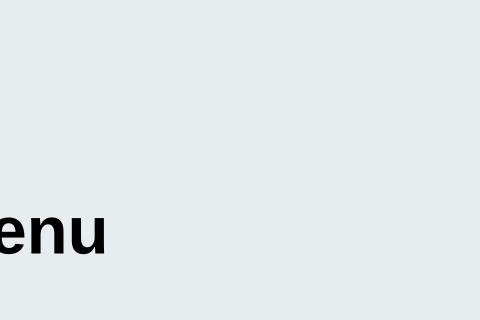
This is src/desktop-client/client-404/mainmenu.ui in ElliceNels/fourohfour as Qt 5 draws it before an edit; both pictures show x 620 to 1100 and y 0 to 320 of the 1100 by 700 pixel window. The edited form follows.
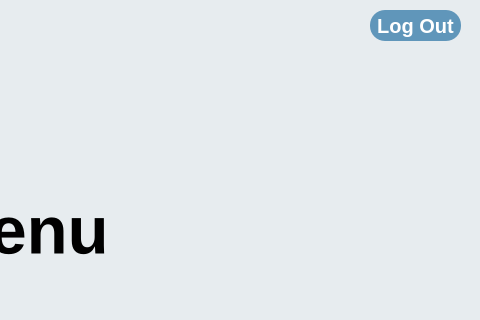
This is the edited form.

Commit message: log out button so you can go back and forth

The edit to the form file:
```diff
--- a/src/desktop-client/client-404/mainmenu.ui
+++ b/src/desktop-client/client-404/mainmenu.ui
@@ -133,6 +133,44 @@
     <bool>true</bool>
    </property>
   </widget>
+  <widget class="QPushButton" name="logOutButton">
+   <property name="geometry">
+    <rect>
+     <x>990</x>
+     <y>10</y>
+     <width>91</width>
+     <height>31</height>
+    </rect>
+   </property>
+   <property name="font">
+    <font>
+     <pointsize>15</pointsize>
+     <bold>true</bold>
+    </font>
+   </property>
+   <property name="styleSheet">
+    <string notr="true"> QPushButton {
+        background-color: rgb(96, 150, 186);
+        border: 0px solid black;
+		  border-radius: 15px;
+        color: rgb(255, 255, 255);
+    }
+
+    QPushButton:hover {
+        background-color: #2980b9;
+    }
+
+    QPushButton:pressed {
+        background-color: #1c5980;
+    }</string>
+   </property>
+   <property name="text">
+    <string>Log Out</string>
+   </property>
+   <property name="flat">
+    <bool>true</bool>
+   </property>
+  </widget>
  </widget>
  <resources/>
  <connections/>
```
The commit also changes 2 other files.
